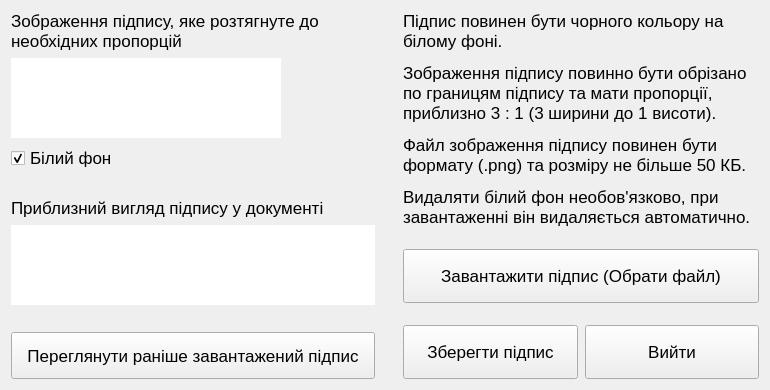
Above: loadsignatureform.ui from ShevaMed/DocManage before the change. Below: the same form after it.
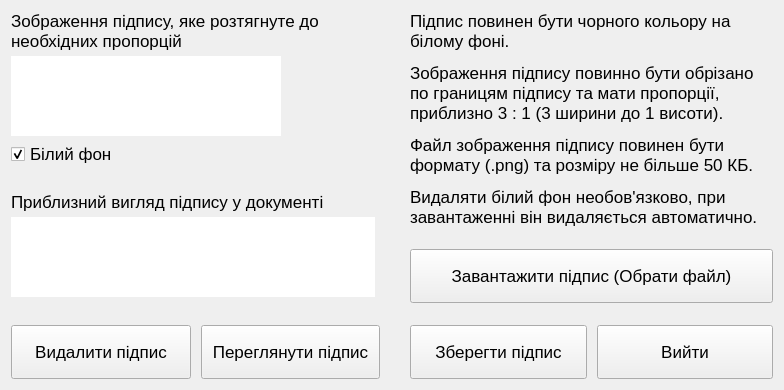
That is the form after the change. Icons and pictures are not drawn.

The edit to the form file:
```diff
--- a/loadsignatureform.ui
+++ b/loadsignatureform.ui
@@ -6,7 +6,7 @@
    <rect>
     <x>0</x>
     <y>0</y>
-    <width>770</width>
+    <width>784</width>
     <height>390</height>
    </rect>
   </property>
@@ -19,14 +19,14 @@
   <property name="windowTitle">
    <string>Form</string>
   </property>
-  <layout class="QHBoxLayout" name="horizontalLayout_4">
+  <layout class="QHBoxLayout" name="horizontalLayout_5">
    <property name="spacing">
-    <number>28</number>
+    <number>30</number>
    </property>
    <item>
     <layout class="QVBoxLayout" name="verticalLayout">
      <property name="spacing">
-      <number>7</number>
+      <number>5</number>
      </property>
      <item>
       <widget class="QLabel" name="label">
@@ -240,11 +240,34 @@
        </property>
        <property name="sizeHint" stdset="0">
         <size>
-         <width>20</width>
-         <height>20</height>
+         <width>363</width>
+         <height>23</height>
         </size>
        </property>
       </spacer>
+     </item>
+     <item>
+      <layout class="QHBoxLayout" name="horizontalLayout_4">
+       <property name="spacing">
+        <number>10</number>
+       </property>
+       <item>
+        <widget class="QPushButton" name="deleteButton">
+         <property name="sizePolicy">
+          <sizepolicy hsizetype="Minimum" vsizetype="Preferred">
+           <horstretch>0</horstretch>
+           <verstretch>0</verstretch>
+          </sizepolicy>
+         </property>
+         <property name="font">
+          <font>
+           <pointsize>13</pointsize>
+          </font>
+         </property>
+         <property name="text">
+          <string>Видалити підпис</string>
+         </property>
+        </widget>
      </item>
      <item>
       <widget class="QPushButton" name="viewButton">
@@ -260,9 +283,11 @@
         </font>
        </property>
        <property name="text">
-        <string>Переглянути раніше завантажений підпис</string>
-       </property>
-      </widget>
+          <string>Переглянути підпис</string>
+         </property>
+        </widget>
+       </item>
+      </layout>
      </item>
     </layout>
    </item>
@@ -345,7 +370,7 @@
      <item>
       <layout class="QHBoxLayout" name="horizontalLayout_3">
        <property name="spacing">
-        <number>7</number>
+        <number>10</number>
        </property>
        <item>
         <widget class="QPushButton" name="saveButton">
```
Lines whose indentation alone changed are shown as unchanged.
